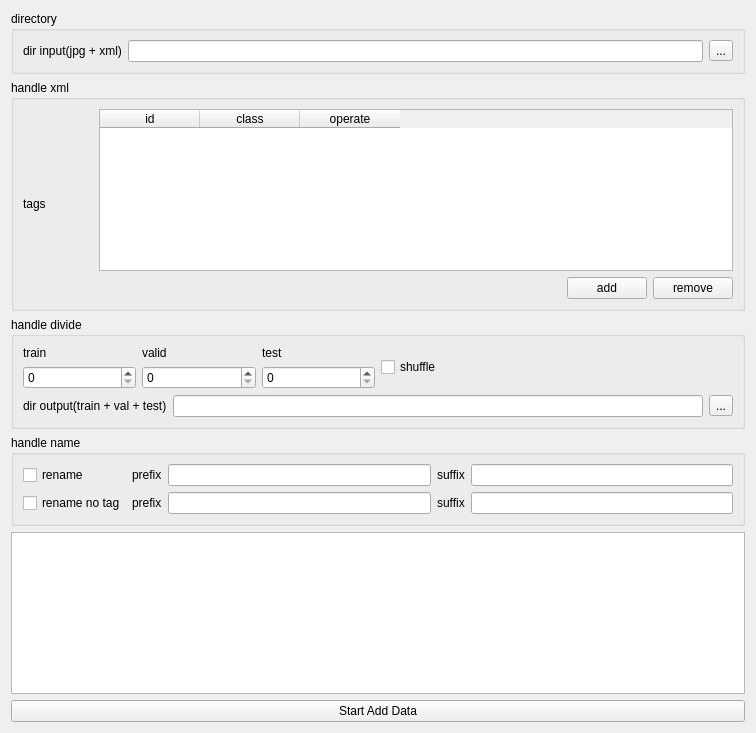
Old version of the form src/WidgetAddData/widgetadddata.ui in the repository MRsoymilk/MyYolo.
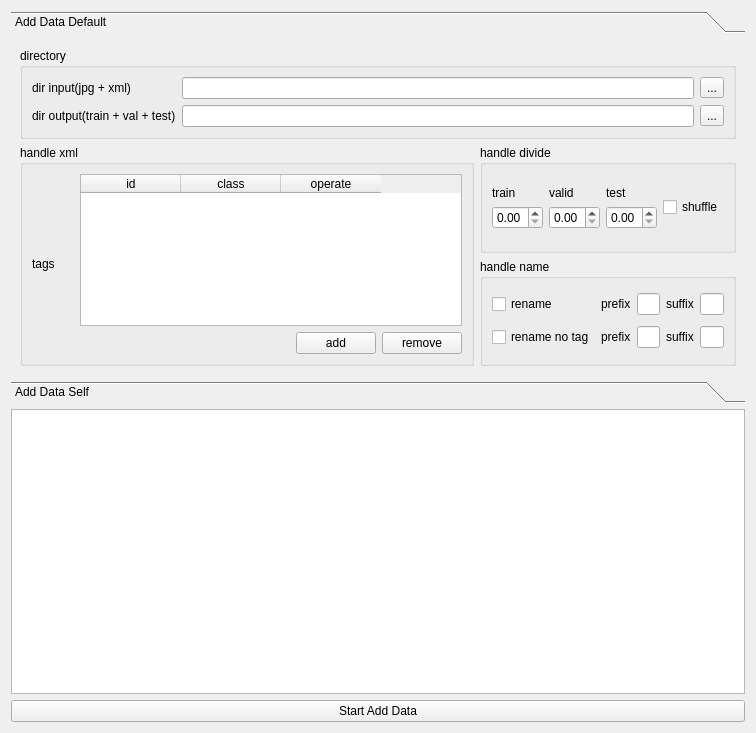
New version of the form.

```diff
--- a/src/WidgetAddData/widgetadddata.ui
+++ b/src/WidgetAddData/widgetadddata.ui
@@ -13,13 +13,31 @@
   <property name="windowTitle">
    <string>Form</string>
   </property>
-  <layout class="QGridLayout" name="gridLayout_5">
+  <layout class="QGridLayout" name="gridLayout_4" columnstretch="0">
    <item row="0" column="0">
+    <widget class="QToolBox" name="toolBox">
+     <property name="currentIndex">
+      <number>0</number>
+     </property>
+     <widget class="QWidget" name="pageAddDataDefault">
+      <property name="geometry">
+       <rect>
+        <x>0</x>
+        <y>0</y>
+        <width>738</width>
+        <height>360</height>
+       </rect>
+      </property>
+      <attribute name="label">
+       <string>Add Data Default</string>
+      </attribute>
+      <layout class="QGridLayout" name="gridLayout_8" columnstretch="2,1">
+       <item row="0" column="0" colspan="2">
     <widget class="QGroupBox" name="groupBoxDirectory">
      <property name="title">
       <string>directory</string>
      </property>
-     <layout class="QGridLayout" name="gridLayout_4">
+         <layout class="QFormLayout" name="formLayout_2">
       <item row="0" column="0">
        <widget class="QLabel" name="labelDirInput">
         <property name="text">
@@ -41,15 +59,36 @@
         </item>
        </layout>
       </item>
-     </layout>
-    </widget>
-   </item>
    <item row="1" column="0">
+           <widget class="QLabel" name="labelDirOutputDivide">
+            <property name="text">
+             <string>dir output(train + val + test)</string>
+            </property>
+           </widget>
+          </item>
+          <item row="1" column="1">
+           <layout class="QHBoxLayout" name="hLayDirOutputDivide">
+            <item>
+             <widget class="QLineEdit" name="lEditDirOutputDivide"/>
+            </item>
+            <item>
+             <widget class="QToolButton" name="tBtnDirOutputDivide">
+              <property name="text">
+               <string>...</string>
+              </property>
+             </widget>
+            </item>
+           </layout>
+          </item>
+         </layout>
+        </widget>
+       </item>
+       <item row="1" column="0" rowspan="2">
     <widget class="QGroupBox" name="gBoxHandleXML">
      <property name="title">
       <string>handle xml</string>
      </property>
-     <layout class="QGridLayout" name="gridLayout" columnstretch="1,9,0">
+         <layout class="QGridLayout" name="gridLayout_5" columnstretch="1,9,0" columnminimumwidth="2,1,1">
       <item row="0" column="1" colspan="2">
        <layout class="QVBoxLayout" name="verticalLayout">
         <item>
@@ -114,7 +153,7 @@
      </layout>
     </widget>
    </item>
-   <item row="2" column="0">
+       <item row="1" column="1">
     <widget class="QGroupBox" name="gBoxDataDivide">
      <property name="title">
       <string>handle divide</string>
@@ -147,13 +186,34 @@
          </widget>
         </item>
         <item row="1" column="0">
-         <widget class="QSpinBox" name="sBoxTrain"/>
+             <widget class="QDoubleSpinBox" name="doubleSpinBoxTrain">
+              <property name="maximum">
+               <double>1.000000000000000</double>
+              </property>
+              <property name="singleStep">
+               <double>0.100000000000000</double>
+              </property>
+             </widget>
         </item>
         <item row="1" column="1">
-         <widget class="QSpinBox" name="sBoxValid"/>
+             <widget class="QDoubleSpinBox" name="doubleSpinBoxValid">
+              <property name="maximum">
+               <double>1.000000000000000</double>
+              </property>
+              <property name="singleStep">
+               <double>0.100000000000000</double>
+              </property>
+             </widget>
         </item>
         <item row="1" column="2">
-         <widget class="QSpinBox" name="sBoxTest"/>
+             <widget class="QDoubleSpinBox" name="doubleSpinBoxTest">
+              <property name="maximum">
+               <double>1.000000000000000</double>
+              </property>
+              <property name="singleStep">
+               <double>0.100000000000000</double>
+              </property>
+             </widget>
         </item>
        </layout>
       </item>
@@ -164,31 +224,10 @@
         </property>
        </widget>
       </item>
-      <item row="1" column="0" colspan="2">
-       <layout class="QHBoxLayout" name="hLayDirOutputDivide">
-        <item>
-         <widget class="QLabel" name="labelDirOutputDivide">
-          <property name="text">
-           <string>dir output(train + val + test)</string>
-          </property>
-         </widget>
-        </item>
-        <item>
-         <widget class="QLineEdit" name="lEditDirOutputDivide"/>
-        </item>
-        <item>
-         <widget class="QToolButton" name="tBtnDirOutputDivide">
-          <property name="text">
-           <string>...</string>
-          </property>
-         </widget>
-        </item>
-       </layout>
-      </item>
-     </layout>
-    </widget>
-   </item>
-   <item row="3" column="0">
+         </layout>
+        </widget>
+       </item>
+       <item row="2" column="1">
     <widget class="QGroupBox" name="gBoxHandleName">
      <property name="title">
       <string>handle name</string>
@@ -259,8 +298,22 @@
      </layout>
     </widget>
    </item>
-   <item row="4" column="0">
-    <widget class="QTextEdit" name="txtEditLog"/>
+      </layout>
+     </widget>
+     <widget class="QWidget" name="pageAddDataSelf">
+      <property name="geometry">
+       <rect>
+        <x>0</x>
+        <y>0</y>
+        <width>738</width>
+        <height>282</height>
+       </rect>
+      </property>
+      <attribute name="label">
+       <string>Add Data Self</string>
+      </attribute>
+     </widget>
+    </widget>
    </item>
    <item row="5" column="0">
     <widget class="QPushButton" name="btnStartAddData">
@@ -269,6 +322,9 @@
      </property>
     </widget>
    </item>
+   <item row="1" column="0">
+    <widget class="QTextEdit" name="txtEditLog"/>
+   </item>
   </layout>
  </widget>
  <tabstops>
```
Left out of the diff: 27 changed lines with no effect on the pictures. Lines whose indentation alone changed are shown as unchanged.
